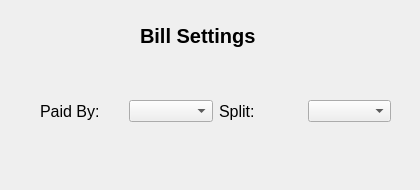
Before: the Qt Designer form billoptionsdialog.ui in Areyesfigueroa/BillSplittingApp, drawn with Qt 5.
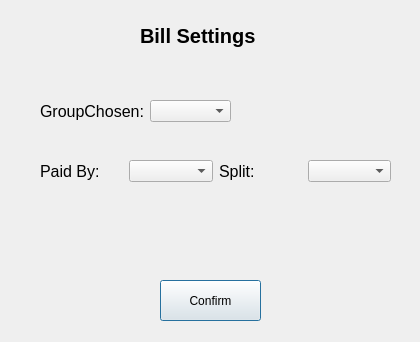
After: the same form once the commit is applied.

Commit message:
Groups are being updated
It is a function called before the window is actually displayed.

The edit to the form file:
```diff
--- a/billoptionsdialog.ui
+++ b/billoptionsdialog.ui
@@ -7,7 +7,7 @@
     <x>0</x>
     <y>0</y>
     <width>420</width>
-    <height>190</height>
+    <height>342</height>
    </rect>
   </property>
   <property name="windowTitle">
@@ -33,11 +33,24 @@
     <string>Bill Settings</string>
    </property>
   </widget>
+  <widget class="QPushButton" name="confirmBillButton">
+   <property name="geometry">
+    <rect>
+     <x>160</x>
+     <y>280</y>
+     <width>101</width>
+     <height>41</height>
+    </rect>
+   </property>
+   <property name="text">
+    <string>Confirm</string>
+   </property>
+  </widget>
   <widget class="QWidget" name="">
    <property name="geometry">
     <rect>
      <x>40</x>
-     <y>100</y>
+     <y>160</y>
      <width>351</width>
      <height>22</height>
     </rect>
@@ -75,6 +88,33 @@
     </item>
    </layout>
   </widget>
+  <widget class="QWidget" name="">
+   <property name="geometry">
+    <rect>
+     <x>40</x>
+     <y>100</y>
+     <width>191</width>
+     <height>22</height>
+    </rect>
+   </property>
+   <layout class="QHBoxLayout" name="horizontalLayout_2">
+    <item>
+     <widget class="QLabel" name="label">
+      <property name="font">
+       <font>
+        <pointsize>12</pointsize>
+       </font>
+      </property>
+      <property name="text">
+       <string>GroupChosen:</string>
+      </property>
+     </widget>
+    </item>
+    <item>
+     <widget class="QComboBox" name="comboBoxGroupList"/>
+    </item>
+   </layout>
+  </widget>
  </widget>
  <resources/>
  <connections/>
```
The commit also changes 5 other files.
